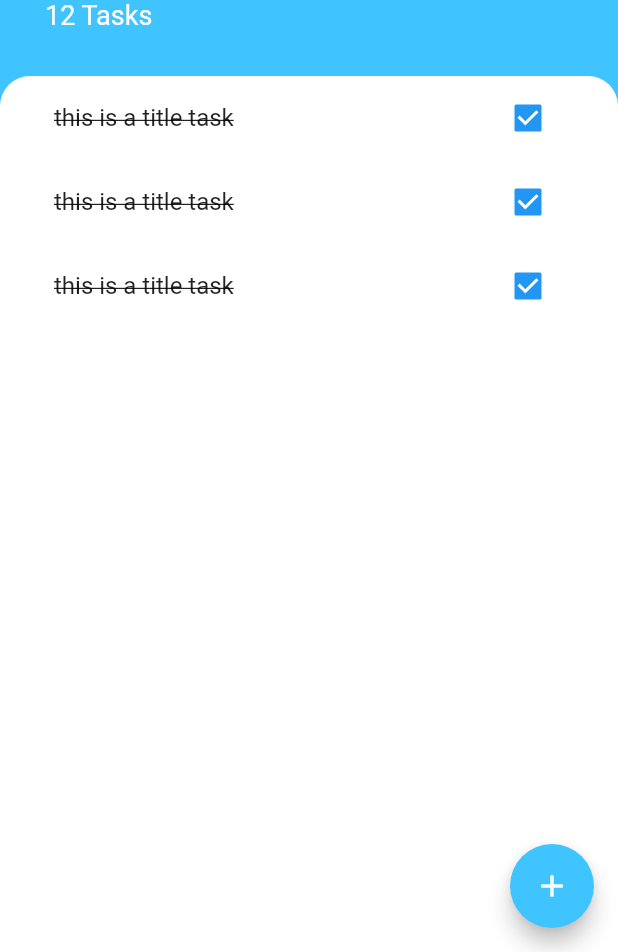
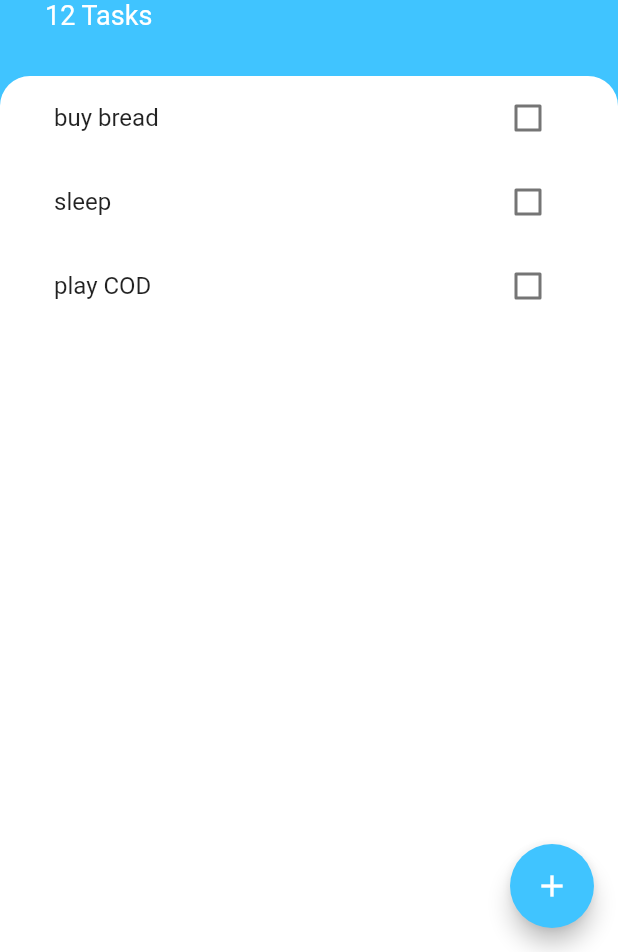
Before and after one commit to eloketobe/todoey, a Flutter app: the screen it shows after launch, on a phone screen of 412 x 824 dp, the part 284-1236 px from its top. Run offline on Flutter 3.47's test engine with Material 2 defaults, Android fonts, the phone set to English and light mode, and no system bars.

Commit message:
add task class

```diff
--- /dev/null
+++ b/lib/modules/tasks.dart
@@ -0,0 +1,10 @@
+import 'package:flutter/cupertino.dart';
+
+class Task {
+  final String name;
+  bool isDone;
+  Task({required this.name, this.isDone = false});
+  void toggleDone() {
+    isDone = !isDone;
+  }
+}
--- a/lib/screens/add_task_screen.dart
+++ b/lib/screens/add_task_screen.dart
@@ -3,7 +3,10 @@ import 'package:flutter/material.dart';
 class AddTaskScreen extends StatelessWidget {
   @override
   Widget build(BuildContext context) {
-    return Container(
+    return SingleChildScrollView(
+      padding:
+          EdgeInsets.only(bottom: MediaQuery.of(context).viewInsets.bottom),
+      child: Container(
         color: Color(0xff757575),
         child: Container(
           padding: EdgeInsets.all(20),
@@ -33,6 +36,7 @@ class AddTaskScreen extends StatelessWidget {
             ],
           ),
         ),
+      ),
     );
   }
 }
--- a/lib/screens/task_screen.dart
+++ b/lib/screens/task_screen.dart
@@ -13,8 +13,7 @@ class TasksScreen extends StatelessWidget {
           showModalBottomSheet(
             isScrollControlled: true,
             context: context,
-            builder: (BuildContext context) =>
-                SingleChildScrollView(child: AddTaskScreen()),
+            builder: (BuildContext context) => AddTaskScreen(),
           );
         },
         backgroundColor: Colors.lightBlueAccent,
--- a/lib/widgets/task_list.dart
+++ b/lib/widgets/task_list.dart
@@ -1,14 +1,28 @@
 import 'package:flutter/material.dart';
 import 'task_tile.dart';
+import 'package:todoey_flutter/modules/tasks.dart';
 
-class TaskList extends StatelessWidget {
+class TaskList extends StatefulWidget {
+  @override
+  _TaskListState createState() => _TaskListState();
+}
+
+class _TaskListState extends State<TaskList> {
+  List<Task> tasks = [
+    Task(name: 'buy bread'),
+    Task(name: 'sleep'),
+    Task(name: 'play COD')
+  ];
   @override
   Widget build(BuildContext context) {
     return ListView(
       children: [
-        TaskTile(),
-        TaskTile(),
-        TaskTile(),
+        TaskTile(
+          taskTitle: tasks[0].name,
+          isChecked: tasks[0].isDone,
+        ),
+        TaskTile(taskTitle: tasks[1].name, isChecked: tasks[1].isDone),
+        TaskTile(taskTitle: tasks[2].name, isChecked: tasks[2].isDone),
       ],
     );
   }
--- a/lib/widgets/task_tile.dart
+++ b/lib/widgets/task_tile.dart
@@ -1,48 +1,25 @@
 import 'package:flutter/material.dart';
 
-class TaskTile extends StatefulWidget {
+class TaskTile extends StatelessWidget {
+  TaskTile({required this.taskTitle, required this.isChecked});
   @override
-  _TaskTileState createState() => _TaskTileState();
-}
-
-class _TaskTileState extends State<TaskTile> {
-  bool isChecked = true;
+  final bool isChecked;
+  final String taskTitle;
   @override
   Widget build(BuildContext context) {
     return ListTile(
-      title: Text(
-        'this is a title task',
-        style: TextStyle(
-            decoration: isChecked ? TextDecoration.lineThrough : null),
-      ),
-      trailing: TaskCheckBox(
-        checkBoxState: isChecked,
-        toggleCheckBoxState: (bool? checkBoxState) {
-          if (checkBoxState != null) {
-            setState(() {
-              isChecked = checkBoxState;
-            });
-          }
-        },
-      ),
-    );
+        title: Text(
+          taskTitle,
+          style: TextStyle(
+              decoration: isChecked ? TextDecoration.lineThrough : null),
+        ),
+        trailing: Checkbox(value: isChecked, onChanged: (newValue) {}));
   }
 }
-
-class TaskCheckBox extends StatelessWidget {
-  final bool checkBoxState;
-  final void Function(bool?)? toggleCheckBoxState;
-  TaskCheckBox(
-      {required this.checkBoxState, required this.toggleCheckBoxState});
-
-  @override
-  Widget build(BuildContext context) {
-    return Checkbox(value: checkBoxState, onChanged: toggleCheckBoxState);
-  }
-}
-
-// (bool checkBoxState) {
+// (bool? checkBoxState) {
+// if (checkBoxState != null) {
 // setState(() {
 // isChecked = checkBoxState;
 // });
+// }
 // },
```
Lines whose indentation alone changed are shown as unchanged.
